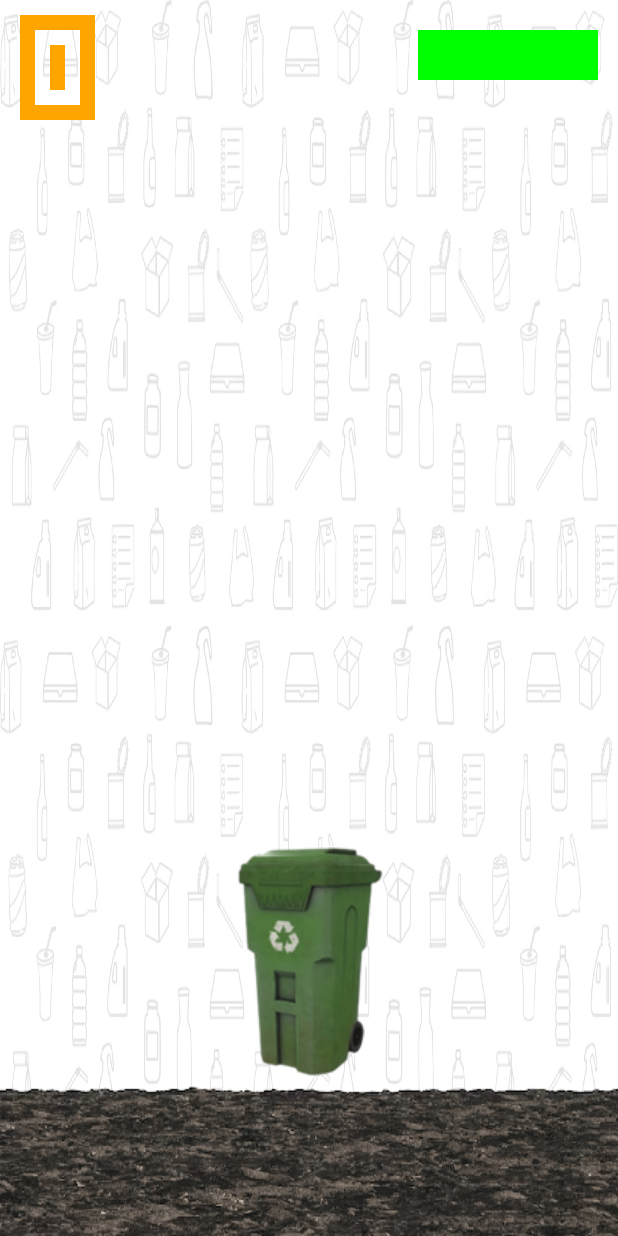
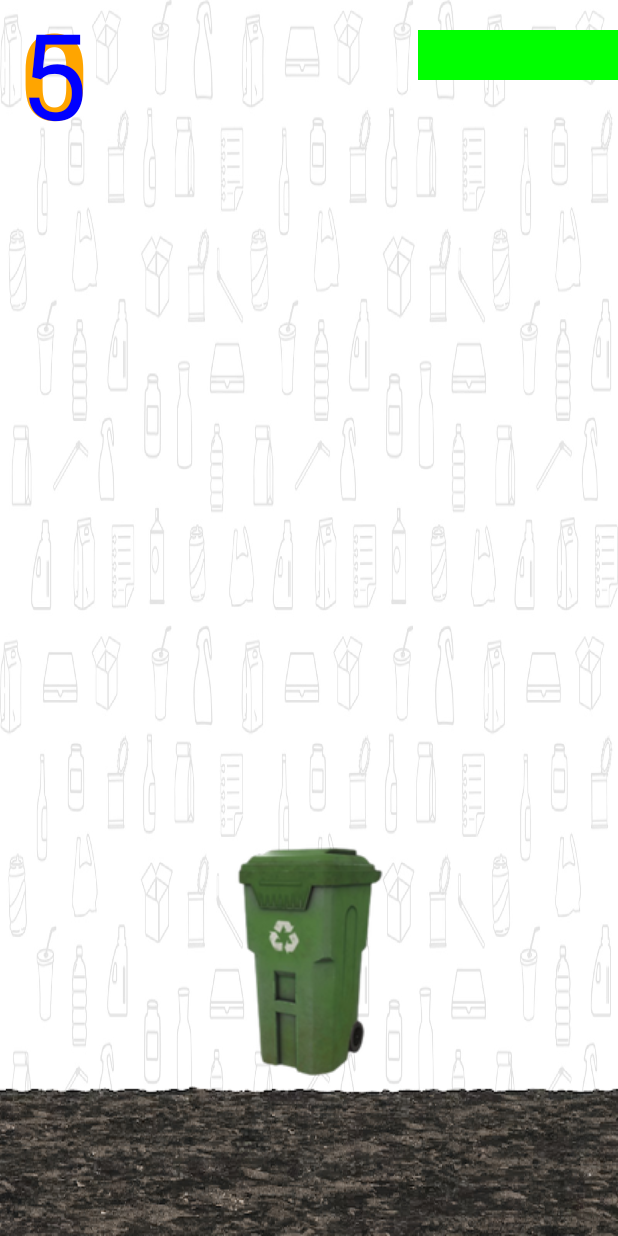
Before and after one commit to AlejandroMoc/E3_SaveTheBunny, an Android app: the screen it shows after launch (TutorialActivity), after a tap on "PLAY", on a phone screen of 412 x 824 dp. Run offline under Robolectric (Android 15) with nearby library versions, the phone set to English and light mode, and no system bars.

Commit message:
Añadidos gráficos. Comentarios. Cambios menores antes de comenzar a modificar los elementos.

```diff
--- a/app/src/main/java/mx/a01736353/savethebunny/GameView.java
+++ b/app/src/main/java/mx/a01736353/savethebunny/GameView.java
@@ -10,6 +10,7 @@ import android.graphics.Color;
 import android.graphics.Paint;
 import android.graphics.Point;
 import android.graphics.Rect;
+import android.graphics.Typeface;
 import android.os.Handler;
 import android.view.Display;
 import android.view.MotionEvent;
@@ -29,11 +30,12 @@ public class GameView extends View {
     //Milisegundos para actualizar
     final long UPDATE_MILLIS = 30;
     Runnable runnable;
-    Paint textPaint = new Paint();
-    Paint healthPaint = new Paint();
+    Paint pointsNumber = new Paint();
+    Paint livesColor = new Paint();
+    Paint lifeNumber = new Paint();
     float TEXT_SIZE = 120;
     int points = 0;
-    int life = 3;
+    int life = 5;
     static int dWidth, dHeight;
     Random random;
     float dumpsterX, dumpsterY;
@@ -42,10 +44,14 @@ public class GameView extends View {
     ArrayList<Trash> trashes;
     ArrayList<Explosion> explosions;
 
+    //ArrayList<Dumpster> dumpsters;
+
     public GameView(
         Context context){
             super(context);
             this.context = context;
+
+            //Falta que
             background = BitmapFactory.decodeResource(getResources(), R.drawable.background_tiles);
             ground = BitmapFactory.decodeResource(getResources(), R.drawable.ground);
             dumpster = BitmapFactory.decodeResource(getResources(), R.drawable.trashcan_1);
@@ -65,11 +71,21 @@ public class GameView extends View {
                     invalidate();
                 }
             };
-            textPaint.setColor(Color.rgb(255,165,0));
-            textPaint.setTextSize(TEXT_SIZE);
-            textPaint.setTextAlign(Paint.Align.LEFT);
-            textPaint.setTypeface(ResourcesCompat.getFont(context, R.font.kenney_blocks));
-            healthPaint.setColor(Color.GREEN);
+
+            pointsNumber.setColor(Color.rgb(255,165,0));
+            pointsNumber.setTextSize(TEXT_SIZE);
+            pointsNumber.setTextAlign(Paint.Align.LEFT);
+            pointsNumber.setTypeface(Typeface.DEFAULT_BOLD);
+            //pointsNumber.setTypeface(ResourcesCompat.getFont(context, R.font.kenney_blocks));
+
+            lifeNumber.setColor(Color.rgb(0,0,255));
+            lifeNumber.setTextSize(TEXT_SIZE);
+            lifeNumber.setTextAlign(Paint.Align.LEFT);
+            //lifeNumber.setTypeface(ResourcesCompat.getFont(context, R.font.kenney_blocks));
+
+
+            //Color inicial de barra de vida
+            livesColor.setColor(Color.GREEN);
             random = new Random();
             dumpsterX = dWidth/2-dumpster.getWidth()/2;
             dumpsterY = dHeight - ground.getHeight() - dumpster.getHeight();
@@ -107,7 +123,7 @@ public class GameView extends View {
 
         }
 
-        //Check if collision occurres
+        //Checar colisiones
         for (int i = 0; i< trashes.size(); i++){
             if (trashes.get(i).spikeX + trashes.get(i).getTrashWidth()>=dumpsterX
             && trashes.get(i).spikeX <= dumpsterX + dumpster.getWidth()
@@ -124,6 +140,7 @@ public class GameView extends View {
             }
         }
 
+        //Dibujar explosiones (cuando chocan con el piso)
         for(int i =0; i<explosions.size();i++){
             canvas.drawBitmap(explosions.get(i).getExplosion(explosions.get(i).explosionFrame), explosions.get(i).explosionX,
                     explosions.get(i).explosionY, null);
@@ -134,23 +151,27 @@ public class GameView extends View {
         }
 
         //Actualizar color de pintura de acuerdo con las vidas
-        if (life == 2){
-            healthPaint.setColor(Color.YELLOW);
+        if (life == 3){
+            livesColor.setColor(Color.YELLOW);
         } else if (life== 1){
-            healthPaint.setColor(Color.RED);
+            livesColor.setColor(Color.RED);
         }
 
         //Dibujar elementos en pantallas
-        canvas.drawRect(dWidth-200,30,dWidth-200+60*life,80, healthPaint);
-        canvas.drawText(""+points, 20,TEXT_SIZE,textPaint);
+        canvas.drawRect(dWidth-200,30,dWidth-200+60*life,80, livesColor);
+        canvas.drawText(""+points, 20,TEXT_SIZE,pointsNumber);
+        canvas.drawText(""+life, 20,TEXT_SIZE,lifeNumber);
         handler.postDelayed(runnable, UPDATE_MILLIS);
 
     }
 
     @Override
     public boolean onTouchEvent(MotionEvent event) {
+
+        //Obtener toque
         float touchX = event.getX();
         float touchY = event.getY();
+
         if(touchY>=dumpsterY){
             int action = event.getAction();
             if(action == MotionEvent.ACTION_DOWN){
--- a/app/src/main/java/mx/a01736353/savethebunny/Trash.java
+++ b/app/src/main/java/mx/a01736353/savethebunny/Trash.java
@@ -12,6 +12,7 @@ public class Trash {
     int spikeX,spikeY, spikeVelocity;
     Random random;
     public Trash(Context context){
+        //Falta cambiar esto por las basuras
         spike[0] = BitmapFactory.decodeResource(context.getResources(), R.drawable.spike0);
         spike[1] = BitmapFactory.decodeResource(context.getResources(), R.drawable.spike1);
         spike[2] = BitmapFactory.decodeResource(context.getResources(), R.drawable.spike2);
--- a/app/src/main/res/values/strings.xml
+++ b/app/src/main/res/values/strings.xml
@@ -64,7 +64,6 @@
     <string name="dialog_trashcan42">All those waste materials that can no longer be reused and must be disposed of with caution.\n\n<b>Like:</b>\n\nToxic waste\nMedical waste\nIndustrial waste\nHazardous waste\nConstruction waste</string>
 
     <!--Añadidos para SaveTheBunny-->
-
     <string name="your_points">Tus puntos: </string>
     <string name="highest_score">Puntaje más alto: </string>
     <string name="dialog_restart">Reiniciar nivel</string>
```
Also changed, not shown: app/src/main/java/mx/a01736353/savethebunny/GameOver.java (+6 -1 lines), app/src/main/res/drawable/trash1.png (added), app/src/main/res/drawable/trash2.png (added), app/src/main/res/drawable/trash3.png (added).
